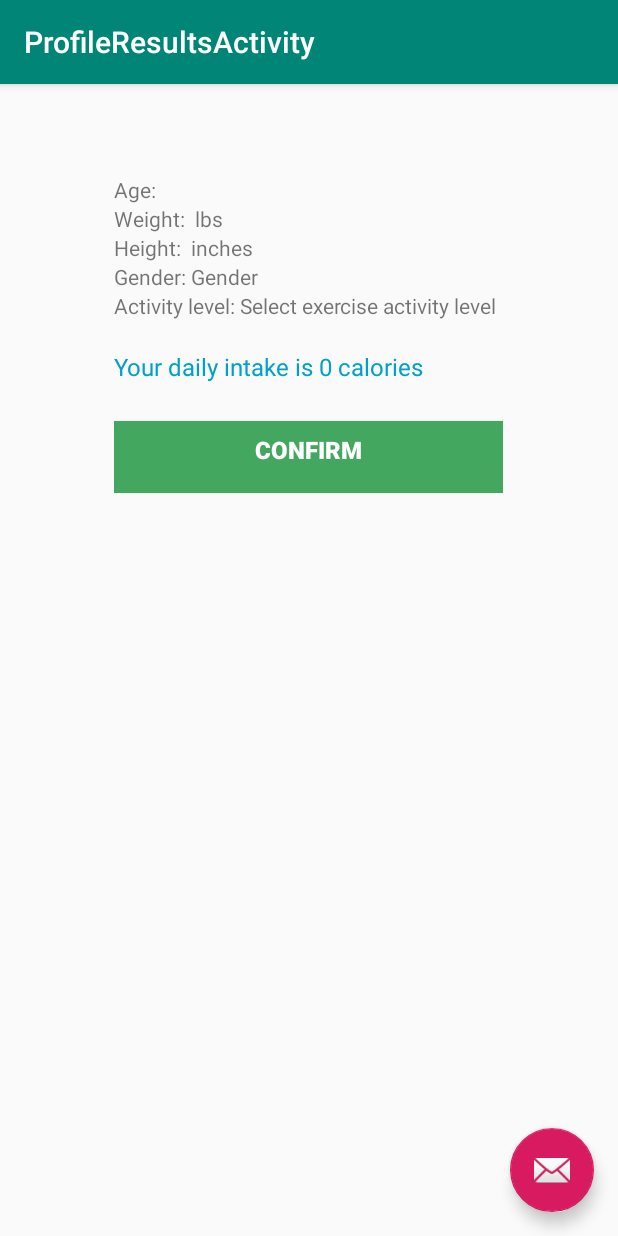
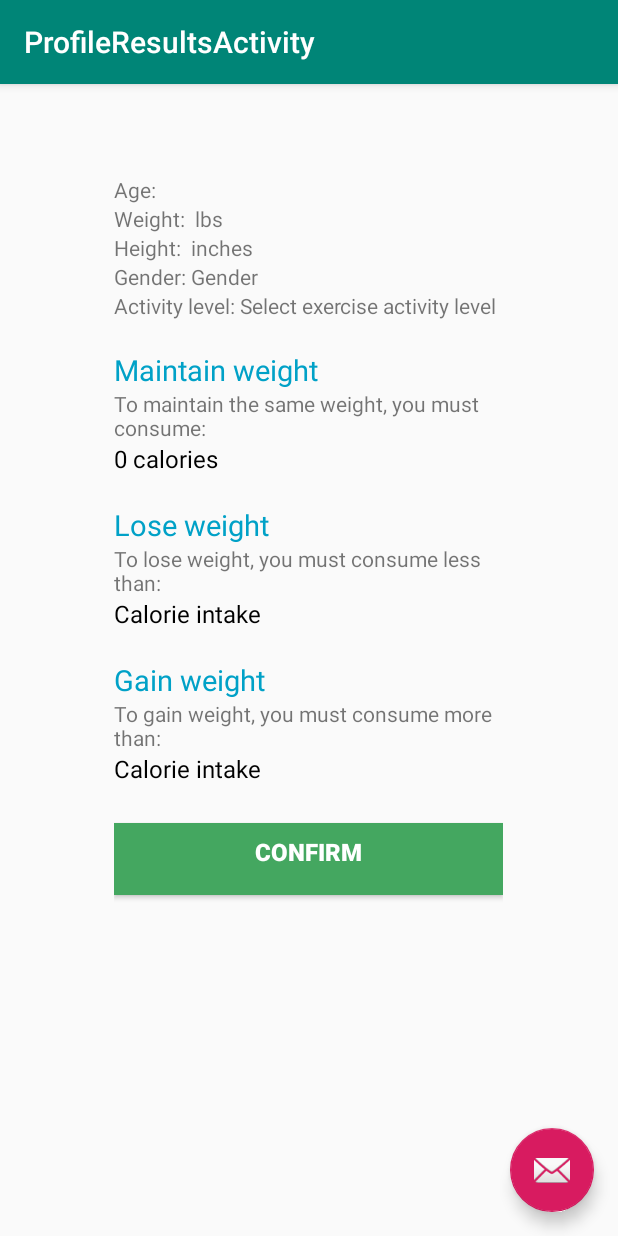
Before and after one commit to richardlara67/Calorie-Tracker, an Android app: the screen it shows after launch (ProfileResultsActivity), after a tap on "SUBMIT", on a phone screen of 412 x 824 dp. Run offline under Robolectric (Android 15) with nearby library versions, the phone set to English and light mode, and no system bars; 3 statements that could not run were skipped.

Commit message:
Profile Results
* Added catergories to profile results
* Added new strings

```diff
--- a/app/src/main/java/com/example/caloriecounter/ProfileResultsActivity.java
+++ b/app/src/main/java/com/example/caloriecounter/ProfileResultsActivity.java
@@ -93,17 +93,17 @@ public class ProfileResultsActivity extends AppCompatActivity {
             doubleCalories = (66 + (6.23 * doubleWeight) + (12.7 * doubleHeight) - (6.8 * doubleAge)) * doubleActivityLevel;
             intCalories = (int) Math.round(doubleCalories);
             strCalories = Integer.toString(intCalories);
-            calories.setText("Your daily intake is " + strCalories + " calories");
+            calories.setText(strCalories + " calories");
         }
         else if(gender.equals("Female")) {
             doubleCalories = (655 + (4.35 * doubleWeight) + (4.7 * doubleHeight) - (4.7 * doubleAge)) * doubleActivityLevel;
             intCalories = (int) Math.round(doubleCalories);
             strCalories = Integer.toString(intCalories);
-            calories.setText("Your daily intake is " + strCalories + " calories");
+            calories.setText(strCalories + " calories");
         }
         else {
             strCalories = "0";
-            calories.setText("Your daily intake is " + strCalories + " calories");
+            calories.setText(strCalories + " calories");
         }
 
         FloatingActionButton fab = findViewById(R.id.fab);
--- a/app/src/main/res/layout/content_profile_results.xml
+++ b/app/src/main/res/layout/content_profile_results.xml
@@ -8,13 +8,16 @@
     tools:context=".ProfileResultsActivity"
     tools:showIn="@layout/activity_profile_results">
 
+    <ScrollView
+        android:layout_width="wrap_content"
+        android:layout_height="wrap_content"
+        android:layout_alignParentTop="true"
+        android:layout_centerHorizontal="true">
+
             <LinearLayout
                 android:layout_width="wrap_content"
                 android:layout_height="wrap_content"
-        android:layout_alignParentTop="true"
-        android:layout_centerHorizontal="true"
                 android:orientation="vertical">
-
 
                 <TextView
                     android:id="@+id/txtName"
@@ -62,23 +65,84 @@
                     android:text="@string/user_activity" />
 
                 <TextView
+                    android:id="@+id/textView2"
+                    android:layout_width="match_parent"
+                    android:layout_height="wrap_content"
+                    android:layout_marginTop="20dp"
+                    android:textSize="19sp"
+                    android:textColor="@color/colorBlue"
+                    android:text="@string/maintainWeight" />
+
+                <TextView
+                    android:id="@+id/textView5"
+                    android:layout_width="match_parent"
+                    android:layout_height="wrap_content"
+                    android:text="@string/maintainWeightSlur" />
+
+                <TextView
                     android:id="@+id/lblDailyCalorieIntake"
                     android:layout_width="match_parent"
                     android:layout_height="wrap_content"
+                    android:text="@string/calorieIntake"
+                    android:textColor="#000"
+                    android:textSize="16sp" />
+
+                <TextView
+                    android:id="@+id/textView6"
+                    android:layout_width="match_parent"
+                    android:layout_height="wrap_content"
                     android:layout_marginTop="20dp"
+                    android:text="@string/loseWeight"
+                    android:textColor="@color/colorBlue"
+                    android:textSize="19sp" />
+
+                <TextView
+                    android:id="@+id/textView7"
+                    android:layout_width="match_parent"
+                    android:layout_height="wrap_content"
+                    android:text="@string/loseWeightSlur" />
+
+                <TextView
+                    android:id="@+id/lblDailyCalorieIntake4"
+                    android:layout_width="match_parent"
+                    android:layout_height="wrap_content"
                     android:text="@string/calorieIntake"
+                    android:textColor="#000"
+                    android:textSize="16sp" />
+
+                <TextView
+                    android:id="@+id/textView8"
+                    android:layout_width="match_parent"
+                    android:layout_height="wrap_content"
+                    android:layout_marginTop="20dp"
+                    android:text="@string/gainWeight"
                     android:textColor="@color/colorBlue"
-            android:textSize="16dp" />
+                    android:textSize="19sp" />
+
+                <TextView
+                    android:id="@+id/textView9"
+                    android:layout_width="match_parent"
+                    android:layout_height="wrap_content"
+                    android:text="@string/gainWeightSlur" />
+
+                <TextView
+                    android:id="@+id/lblDailyCalorieIntake5"
+                    android:layout_width="match_parent"
+                    android:layout_height="wrap_content"
+                    android:text="@string/calorieIntake"
+                    android:textColor="#000"
+                    android:textSize="16sp" />
 
                 <Button
                     android:id="@+id/btnConfirm"
                     style="@style/btnPrimary"
                     android:layout_width="match_parent"
                     android:layout_height="wrap_content"
+                    android:layout_marginBottom="25dp"
                     android:paddingBottom="10dp"
                     android:text="@string/confirm" />
 
             </LinearLayout>
-
+    </ScrollView>
 
 </RelativeLayout>
--- a/app/src/main/res/values/strings.xml
+++ b/app/src/main/res/values/strings.xml
@@ -30,4 +30,10 @@
     </string-array>
     <string name="title_activity_profile_results">ProfileResultsActivity</string>
     <string name="confirm">CONFIRM</string>
+    <string name="maintainWeight">Maintain weight</string>
+    <string name="loseWeight">Lose weight</string>
+    <string name="gainWeight">Gain weight</string>
+    <string name="maintainWeightSlur">To maintain the same weight, you must consume:</string>
+    <string name="loseWeightSlur">To lose weight, you must consume less than:</string>
+    <string name="gainWeightSlur">To gain weight, you must consume more than:</string>
 </resources>
```
Lines whose indentation alone changed are shown as unchanged.
